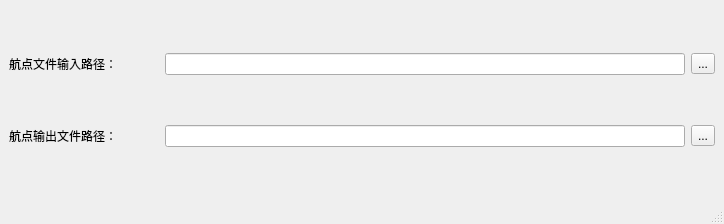
The window that Apps/DemoApp/MainWindow.ui (gukazma/DJIWaypointGenerator) describes before a commit, drawn with Qt 5.
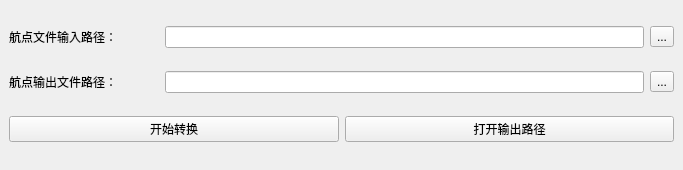
The same window after the commit.

Commit message: ✨ feat:  添加转换按钮

Diff of the .ui file:
```diff
--- a/Apps/DemoApp/MainWindow.ui
+++ b/Apps/DemoApp/MainWindow.ui
@@ -6,8 +6,8 @@
    <rect>
     <x>0</x>
     <y>0</y>
-    <width>724</width>
-    <height>224</height>
+    <width>683</width>
+    <height>170</height>
    </rect>
   </property>
   <property name="windowTitle">
@@ -81,19 +81,26 @@
       </item>
      </layout>
     </item>
+    <item>
+     <layout class="QHBoxLayout" name="horizontalLayout_3">
+      <item>
+       <widget class="QPushButton" name="pushButton_start">
+        <property name="text">
+         <string>开始转换</string>
+        </property>
+       </widget>
+      </item>
+      <item>
+       <widget class="QPushButton" name="pushButton_openOutputDir">
+        <property name="text">
+         <string>打开输出路径</string>
+        </property>
+       </widget>
+      </item>
+     </layout>
+    </item>
    </layout>
   </widget>
-  <widget class="QMenuBar" name="menubar">
-   <property name="geometry">
-    <rect>
-     <x>0</x>
-     <y>0</y>
-     <width>724</width>
-     <height>22</height>
-    </rect>
-   </property>
-  </widget>
-  <widget class="QStatusBar" name="statusbar"/>
  </widget>
  <resources/>
  <connections/>
```
The commit also changes 1 other file.
